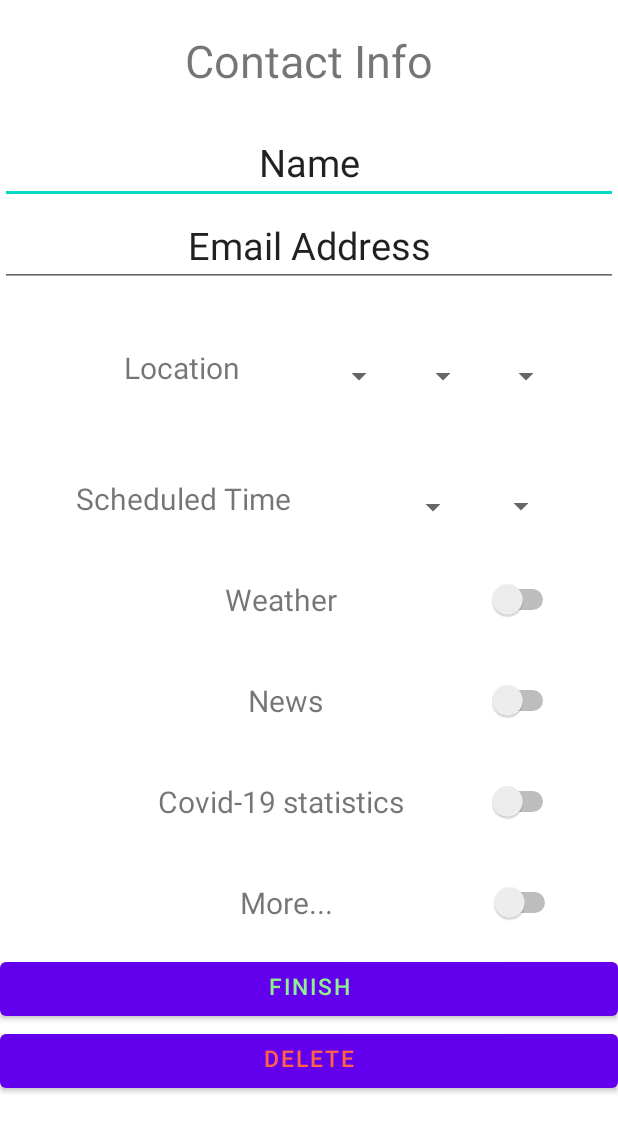
After one commit to LubyZheng/EE5415-GroupProject, an Android app: the layout contact_info.xml on its own in the app's theme, with its tools: preview values and no code run, on a phone screen of 412 x 824 dp. The commit adds this screen. Shown: the top 1132 px of the screen. Run offline under Robolectric (Android 15) with nearby library versions, the phone set to English and light mode, and no system bars.

Commit message:
除了邮件内容界面，其它界面都初步做好了

```diff
--- a/app/build.gradle
+++ b/app/build.gradle
@@ -32,6 +32,8 @@ dependencies {
     implementation 'androidx.appcompat:appcompat:1.4.1'
     implementation 'com.google.android.material:material:1.5.0'
     implementation 'androidx.constraintlayout:constraintlayout:2.1.3'
+    implementation 'androidx.navigation:navigation-fragment:2.4.1'
+    implementation 'androidx.navigation:navigation-ui:2.4.1'
     testImplementation 'junit:junit:4.+'
     androidTestImplementation 'androidx.test.ext:junit:1.1.3'
     androidTestImplementation 'androidx.test.espresso:espresso-core:3.4.0'
--- a/app/src/main/java/com/example/ee5415_groupproject/MainActivity.java
+++ b/app/src/main/java/com/example/ee5415_groupproject/MainActivity.java
@@ -32,7 +32,7 @@ public class MainActivity extends AppCompatActivity {
                 String pw = password.getText().toString();
                 //json array
                 if(acc.equals("")||(pw.equals(""))){
-                    Toast.makeText(MainActivity.this,R.string.warning,Toast.LENGTH_LONG);
+                    Toast.makeText(MainActivity.this,R.string.warning,Toast.LENGTH_LONG).show();
                 }else {
                     Intent intent = new Intent(getApplicationContext(),
                             MainActivity.class);//need to be changed
--- /dev/null
+++ b/app/src/main/res/layout/contact_info.xml
@@ -0,0 +1,284 @@
+<?xml version="1.0" encoding="utf-8"?>
+<LinearLayout xmlns:android="http://schemas.android.com/apk/res/android"
+    xmlns:app="http://schemas.android.com/apk/res-auto"
+    xmlns:tools="http://schemas.android.com/tools"
+    android:orientation="vertical"
+    android:layout_width="match_parent"
+    android:layout_height="match_parent"
+    tools:context=".xxxx">
+
+    <TextView
+        android:id="@+id/text_info"
+        android:gravity="center_horizontal"
+        android:layout_width="match_parent"
+        android:layout_height="wrap_content"
+        android:padding="20dp"
+        android:textSize="30sp"
+        android:text="@string/con_info" />
+    <EditText
+        android:id="@+id/edit_name"
+        android:gravity="center_horizontal"
+        android:layout_width="match_parent"
+        android:layout_height="wrap_content"
+        android:textSize="25sp"
+        android:text="@string/name"/>
+    <EditText
+        android:id="@+id/edit_email"
+        android:gravity="center_horizontal"
+        android:layout_width="match_parent"
+        android:layout_height="wrap_content"
+        android:textSize="25sp"
+        android:text="@string/email"/>
+
+    <androidx.constraintlayout.widget.ConstraintLayout
+        android:layout_width="match_parent"
+        android:layout_height="wrap_content"
+        android:padding="20dp">
+        <TextView
+            android:id="@+id/Location"
+            android:layout_width="wrap_content"
+            android:layout_height="wrap_content"
+            android:layout_marginStart="35dp"
+            android:padding="20dp"
+            android:text="Location"
+            android:textSize="20sp"
+            app:layout_constraintBottom_toBottomOf="parent"
+            app:layout_constraintEnd_toStartOf="@+id/spinner_country"
+            app:layout_constraintHorizontal_bias="0.0"
+            app:layout_constraintStart_toStartOf="parent"
+            app:layout_constraintTop_toTopOf="parent"
+            app:layout_constraintVertical_bias="0.0" />
+
+        <Spinner
+            android:id="@+id/spinner_country"
+            android:layout_width="wrap_content"
+            android:layout_height="wrap_content"
+            android:layout_marginStart="28dp"
+            android:layout_marginTop="10dp"
+            app:layout_constraintBottom_toBottomOf="@+id/Location"
+            app:layout_constraintEnd_toStartOf="@+id/spinner_province"
+            app:layout_constraintStart_toEndOf="@+id/Location"
+            app:layout_constraintTop_toTopOf="@+id/Location"
+            app:layout_constraintVertical_bias="0.515" />
+
+        <Spinner
+            android:id="@+id/spinner_province"
+            android:layout_width="wrap_content"
+            android:layout_height="wrap_content"
+            android:layout_alignStart="@+id/spinner_country"
+            android:layout_alignTop="@+id/spinner_country"
+            android:layout_marginTop="10dp"
+            app:layout_constraintBottom_toBottomOf="@+id/Location"
+            app:layout_constraintEnd_toStartOf="@+id/spinner_city"
+            app:layout_constraintHorizontal_bias="0.095"
+            app:layout_constraintStart_toEndOf="@+id/spinner_country"
+            app:layout_constraintTop_toTopOf="@+id/Location"
+            app:layout_constraintVertical_bias="0.515" />
+
+        <Spinner
+            android:id="@+id/spinner_city"
+            android:layout_width="wrap_content"
+            android:layout_height="wrap_content"
+            android:layout_marginTop="10dp"
+            android:layout_marginEnd="10dp"
+            app:layout_constraintBottom_toBottomOf="@+id/Location"
+            app:layout_constraintEnd_toEndOf="parent"
+            app:layout_constraintStart_toEndOf="@+id/spinner_province"
+            app:layout_constraintTop_toTopOf="@+id/Location"
+            app:layout_constraintVertical_bias="0.515" />
+    </androidx.constraintlayout.widget.ConstraintLayout>
+
+    <androidx.constraintlayout.widget.ConstraintLayout
+        android:layout_width="match_parent"
+        android:layout_height="wrap_content"
+        android:padding="10dp">
+        <TextView
+            android:id="@+id/text_sche"
+            android:layout_width="wrap_content"
+            android:layout_height="wrap_content"
+            android:layout_marginStart="20dp"
+            android:padding="10dp"
+            android:text="Scheduled Time"
+            android:textSize="20sp"
+            app:layout_constraintBottom_toBottomOf="parent"
+            app:layout_constraintEnd_toStartOf="@+id/spinner_hours"
+            app:layout_constraintHorizontal_bias="0.0"
+            app:layout_constraintStart_toStartOf="parent"
+            app:layout_constraintTop_toTopOf="parent"
+            app:layout_constraintVertical_bias="0.0" />
+
+        <Spinner
+            android:id="@+id/spinner_hours"
+            android:layout_width="wrap_content"
+            android:layout_height="wrap_content"
+            android:layout_marginStart="50dp"
+            android:layout_marginTop="10dp"
+            app:layout_constraintBottom_toBottomOf="@+id/text_sche"
+            app:layout_constraintEnd_toStartOf="@+id/spinner_min"
+            app:layout_constraintStart_toEndOf="@+id/text_sche"
+            app:layout_constraintTop_toTopOf="@+id/text_sche"
+            app:layout_constraintVertical_bias="0.538" />
+
+        <Spinner
+            android:id="@+id/spinner_min"
+            android:layout_width="wrap_content"
+            android:layout_height="wrap_content"
+            android:layout_alignStart="@+id/spinner_hours"
+            android:layout_alignTop="@+id/spinner_hours"
+            android:layout_marginTop="10dp"
+            android:layout_marginEnd="20dp"
+            app:layout_constraintBottom_toBottomOf="@+id/text_sche"
+            app:layout_constraintEnd_toEndOf="parent"
+            app:layout_constraintHorizontal_bias="0.095"
+            app:layout_constraintStart_toEndOf="@+id/spinner_hours"
+            app:layout_constraintTop_toTopOf="@+id/text_sche"
+            app:layout_constraintVertical_bias="0.515" />
+    </androidx.constraintlayout.widget.ConstraintLayout>
+
+    <androidx.constraintlayout.widget.ConstraintLayout
+        android:layout_width="match_parent"
+        android:layout_height="wrap_content">
+        <TextView
+            android:id="@+id/text_Wea"
+            android:layout_width="wrap_content"
+            android:layout_height="wrap_content"
+            android:layout_marginStart="140dp"
+            android:padding="10dp"
+            android:text="Weather"
+            android:textSize="20sp"
+            app:layout_constraintBottom_toBottomOf="parent"
+            app:layout_constraintStart_toStartOf="parent"
+            app:layout_constraintTop_toTopOf="parent" />
+
+        <Switch
+            android:id="@+id/btn_Wea"
+            android:layout_width="wrap_content"
+            android:layout_height="wrap_content"
+            android:layout_marginStart="60dp"
+            android:layout_marginTop="20dp"
+            android:layout_marginEnd="10dp"
+            android:layout_marginBottom="20dp"
+            app:layout_constraintBottom_toBottomOf="parent"
+            app:layout_constraintEnd_toEndOf="parent"
+            app:layout_constraintStart_toEndOf="@+id/text_Wea"
+            app:layout_constraintTop_toTopOf="parent"
+            tools:ignore="UseSwitchCompatOrMaterialXml" />
+
+    </androidx.constraintlayout.widget.ConstraintLayout>
+
+    <androidx.constraintlayout.widget.ConstraintLayout
+        android:layout_width="match_parent"
+        android:layout_height="wrap_content">
+
+        <TextView
+            android:id="@+id/text_news"
+            android:layout_width="wrap_content"
+            android:layout_height="wrap_content"
+            android:layout_marginStart="155dp"
+            android:padding="10dp"
+            android:text="News"
+            android:textSize="20sp"
+            app:layout_constraintBottom_toBottomOf="parent"
+            app:layout_constraintStart_toStartOf="parent"
+            app:layout_constraintTop_toTopOf="parent" />
+
+        <Switch
+            android:id="@+id/btn_news"
+            android:layout_width="wrap_content"
+            android:layout_height="wrap_content"
+            android:layout_marginStart="70dp"
+            android:layout_marginTop="20dp"
+            android:layout_marginEnd="10dp"
+            android:layout_marginBottom="20dp"
+            app:layout_constraintBottom_toBottomOf="parent"
+            app:layout_constraintEnd_toEndOf="parent"
+            app:layout_constraintStart_toEndOf="@+id/text_news"
+            app:layout_constraintTop_toTopOf="parent"
+            tools:ignore="UseSwitchCompatOrMaterialXml" />
+
+    </androidx.constraintlayout.widget.ConstraintLayout>
+
+    <androidx.constraintlayout.widget.ConstraintLayout
+        android:layout_width="match_parent"
+        android:layout_height="wrap_content">
+
+        <TextView
+            android:id="@+id/text_cov"
+            android:layout_width="wrap_content"
+            android:layout_height="wrap_content"
+            android:layout_marginStart="95dp"
+            android:padding="10dp"
+            android:text="Covid-19 statistics"
+            android:textSize="20sp"
+            app:layout_constraintBottom_toBottomOf="parent"
+            app:layout_constraintStart_toStartOf="parent"
+            app:layout_constraintTop_toTopOf="parent" />
+
+        <Switch
+            android:id="@+id/btn_cov"
+            android:layout_width="wrap_content"
+            android:layout_height="wrap_content"
+            android:layout_marginStart="15dp"
+            android:layout_marginTop="20dp"
+            android:layout_marginEnd="10dp"
+            android:layout_marginBottom="20dp"
+            app:layout_constraintBottom_toBottomOf="parent"
+            app:layout_constraintEnd_toEndOf="parent"
+            app:layout_constraintStart_toEndOf="@+id/text_cov"
+            app:layout_constraintTop_toTopOf="parent"
+            tools:ignore="UseSwitchCompatOrMaterialXml" />
+
+    </androidx.constraintlayout.widget.ConstraintLayout>
+
+    <androidx.constraintlayout.widget.ConstraintLayout
+        android:layout_width="match_parent"
+        android:layout_height="wrap_content">
+
+        <TextView
+            android:id="@+id/text_more"
+            android:layout_width="wrap_content"
+            android:layout_height="wrap_content"
+            android:layout_marginStart="150dp"
+            android:padding="10dp"
+            android:text="More..."
+            android:textSize="20sp"
+            app:layout_constraintBottom_toBottomOf="parent"
+            app:layout_constraintStart_toStartOf="parent"
+            app:layout_constraintTop_toTopOf="parent" />
+
+        <Switch
+            android:id="@+id/btn_more"
+            android:layout_width="wrap_content"
+            android:layout_height="wrap_content"
+            android:layout_marginStart="65dp"
+            android:layout_marginTop="20dp"
+            android:layout_marginEnd="10dp"
+            android:layout_marginBottom="20dp"
+            app:layout_constraintBottom_toBottomOf="parent"
+            app:layout_constraintEnd_toEndOf="parent"
+            app:layout_constraintStart_toEndOf="@+id/text_more"
+            app:layout_constraintTop_toTopOf="parent"
+            tools:ignore="UseSwitchCompatOrMaterialXml" />
+
+    </androidx.constraintlayout.widget.ConstraintLayout>
+
+    <Button
+        android:id="@+id/text_finish"
+        android:layout_width="match_parent"
+        android:layout_height="wrap_content"
+        android:gravity="center_horizontal"
+        android:padding="5dp"
+        android:text="Finish"
+        android:textColor="#90EE90"
+        android:textSize="15sp" />
+    <Button
+        android:id="@+id/text_del"
+        android:layout_width="match_parent"
+        android:layout_height="wrap_content"
+        android:gravity="center_horizontal"
+        android:padding="5dp"
+        android:text="Delete"
+        android:textColor="#FF6347"
+        android:textSize="15sp" />
+
+</LinearLayout>
```
Also changed, not shown: app/src/main/res/layout/activity_main.xml (+26 -10 lines), app/src/main/res/layout/homepage.xml (added, +39 -0 lines), app/src/main/res/layout/spinner_item.xml (added, +8 -0 lines), app/src/main/res/menu/menu_options.xml (added, +19 -0 lines), app/src/main/res/values/strings.xml (+34 -0 lines).
